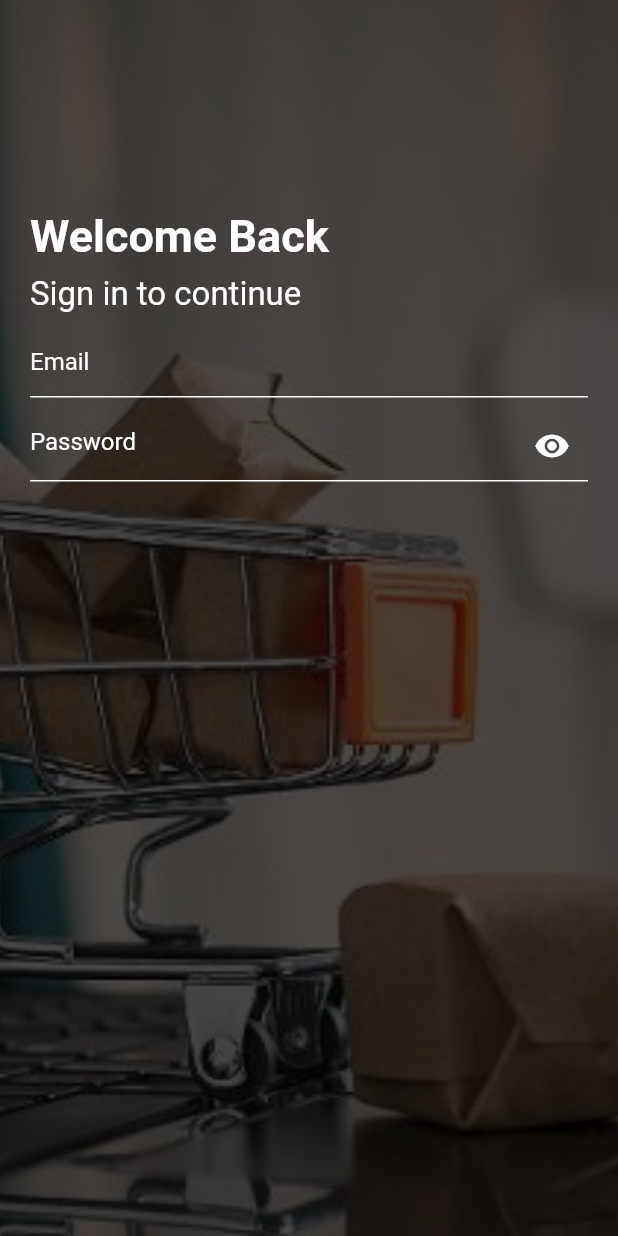
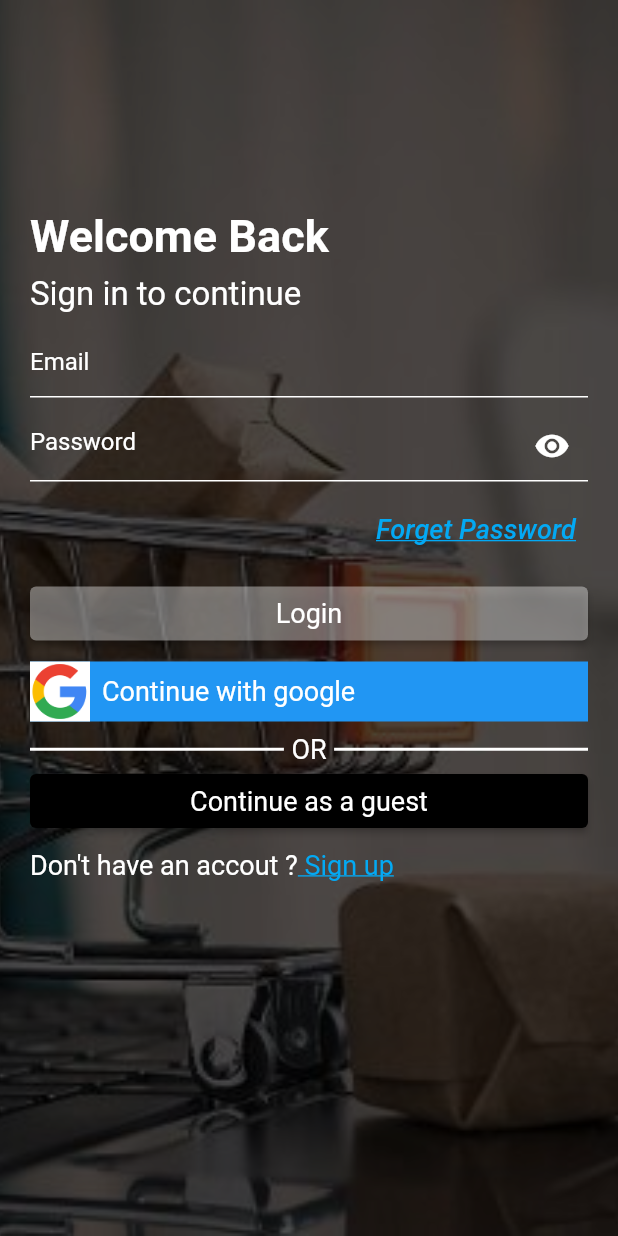
Before and after one commit to amarelali/groceryapp-udemy-course, a Flutter app: the screen it shows after launch, on a phone screen of 412 x 824 dp. Run offline on Flutter 3.47's test engine with Material 2 defaults, Android fonts, the phone set to English and light mode, and no system bars; drawn by our look-alikes of card_swiper; our stand-ins replace badges, fancy_shimmer_image, iconly, shared_preferences.

Commit message:
17th commit

```diff
--- /dev/null
+++ b/lib/Widgets/AuthButton.dart
@@ -0,0 +1,27 @@
+import 'package:flutter/material.dart';
+import 'package:groceryapp/Widgets/TextWidget.dart';
+
+class AuthButton extends StatelessWidget {
+  const AuthButton({Key? key, required this.ButtonText, this.primary = Colors.white38, required this.fct})
+      : super(key: key);
+  final String ButtonText;
+  final Color primary;
+  final Function fct;
+
+  @override
+  Widget build(BuildContext context) {
+    return ElevatedButton(
+      onPressed: () {
+        fct();
+      },
+      child: TextWidget(
+        text: ButtonText,
+        fontSize: 18,
+        color: Colors.white,
+      ),
+      style: ElevatedButton.styleFrom(
+        primary: primary,
+      ),
+    );
+  }
+}
--- /dev/null
+++ b/lib/Widgets/GoogleButton.dart
@@ -0,0 +1,30 @@
+import 'package:flutter/material.dart';
+import 'package:groceryapp/Widgets/TextWidget.dart';
+
+class GoogleButton extends StatelessWidget {
+  const GoogleButton({Key? key}) : super(key: key);
+
+  @override
+  Widget build(BuildContext context) {
+    return Material(
+      color: Colors.blue,
+      child: InkWell(
+        onTap: (){},
+        child: Row(
+          children: [
+            Container(
+                child: Image.asset(
+                  'Assets/Images/google.png',
+                  width: 40,
+                ),
+                color: Colors.white),
+            const SizedBox(width: 8,),
+            TextWidget(text: 'Continue with google', fontSize: 18, color: Colors.white),
+
+
+          ],
+        ),
+      ),
+    );
+  }
+}
--- a/lib/screens/auth/LoginScreen.dart
+++ b/lib/screens/auth/LoginScreen.dart
@@ -3,6 +3,8 @@ import 'package:flutter/cupertino.dart';
 import 'package:flutter/material.dart';
 import 'package:groceryapp/Widgets/TextWidget.dart';
 
+import '../../Widgets/AuthButton.dart';
+import '../../Widgets/GoogleButton.dart';
 import '../../consts/consts.dart';
 
 class LoginScreen extends StatefulWidget {
@@ -132,9 +134,9 @@ class _LoginScreenState extends State<LoginScreen> {
                         decoration: InputDecoration(
                           suffixIcon: GestureDetector(
                               onTap: () {
-                                  setState(() {
-                                    _obscureText = !_obscureText;
-                                  });
+                                setState(() {
+                                  _obscureText = !_obscureText;
+                                });
                               },
                               child: Icon(
                                   _obscureText
@@ -156,6 +158,75 @@ class _LoginScreenState extends State<LoginScreen> {
                     ],
                   ),
                 ),
+                const SizedBox(
+                  height: 8,
+                ),
+                Align(
+                    alignment: Alignment.topRight,
+                    child: TextButton(
+                        onPressed: () {},
+                        child: Text('Forget Password',
+                            style: TextStyle(
+                                color: Colors.lightBlue,
+                                decoration: TextDecoration.underline,
+                                fontSize: 18,
+                                fontStyle: FontStyle.italic)))),
+                const SizedBox(
+                  height: 8,
+                ),
+                SizedBox(
+                  width: double.infinity,
+                  child: AuthButton(fct: () {}, ButtonText: 'Login'),
+                ),
+                const SizedBox(
+                  height: 8,
+                ),
+                const GoogleButton(),
+                const SizedBox(height: 8),
+                Row(
+                  children: [
+                    const Expanded(
+                        flex: 2,
+                        child: Divider(
+                          color: Colors.white,
+                          thickness: 2,
+                        )),
+                    const SizedBox(width: 5),
+                    TextWidget(
+                      text: 'OR',
+                      fontSize: 18,
+                      color: Colors.white,
+                    ),
+                    const SizedBox(width: 5),
+                    const Expanded(
+                        flex: 2,
+                        child: Divider(
+                          color: Colors.white,
+                          thickness: 2,
+                        ))
+                  ],
+                ),
+                SizedBox(
+                  width: double.infinity,
+                  child: AuthButton(
+                      ButtonText: 'Continue as a guest',
+                      fct: () {},
+                      primary: Colors.black),
+                ),
+                const SizedBox(height: 8),
+                RichText(
+                  text: TextSpan(
+                      text: 'Don\'t have an accout ?',
+                      style: TextStyle(fontSize: 18),
+                      children: [
+                        TextSpan(
+                            text: ' Sign up',
+                            style: TextStyle(
+                                fontSize: 18,
+                                color: Colors.lightBlue,
+                                decoration: TextDecoration.underline))
+                      ]),
+                ),
               ],
             ),
           )),
```
